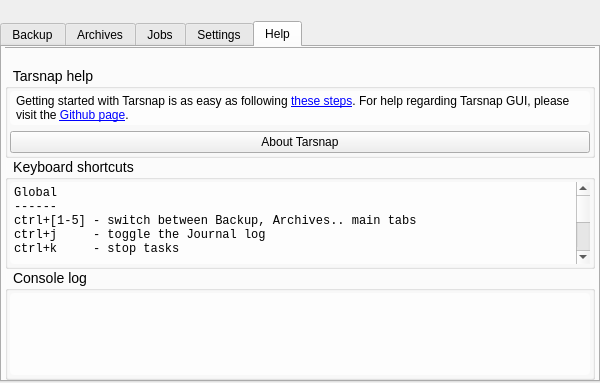
Tarsnap/tarsnap-gui, file forms/mainwindow.ui: the form before one commit; both pictures show x 0 to 600 and y 0 to 383 of the 600 by 600 pixel window.
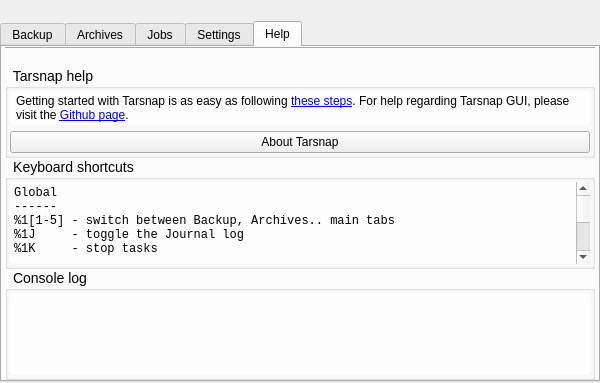
The form after the commit. The open tabs and pages were chosen to show the change. Icons and pictures are not drawn. Custom widgets are drawn as their Qt base class.

Commit message:
Hack to display the native meta key.
In Help -> Keyboard shortcuts.

Patch:
```diff
--- a/forms/mainwindow.ui
+++ b/forms/mainwindow.ui
@@ -2111,39 +2111,37 @@
                 <property name="plainText">
                  <string>Global
 ------
-ctrl+[1-5] - switch between Backup, Archives.. main tabs
-ctrl+j     - toggle the Journal log
-ctrl+k     - stop tasks
+%1[1-5] - switch between Backup, Archives.. main tabs
+%1J     - toggle the Journal log
+%1K     - stop tasks
 
 Backup tab
 ----------
-ctrl+o         - open the File Browser
-ctrl+backspace - clear the Backup list
-backspace      - remove selected items from the Backup list
+%1O         - open the File Browser
+%1backspace - clear the Backup list
+backspace   - remove selected items from the Backup list
 
 Archives tab
 ------------
-ctrl+r    - refresh the Archives list
-ctrl+i    - inspect selected Archive
-ctrl+s    - restore selected Archive
-ctrl+d    - delete selected Archive(s)
+%1R    - refresh the Archives list
+%1I    - inspect selected Archive
+%1S    - restore selected Archive
+%1D    - delete selected Archive(s)
 backspace - delete selected Archive(s)
-ctrl+f    - search the Archive list
+%1F    - search the Archive list
 
 Jobs tab
 --------
-ctrl+n    - add new Job
-ctrl+b    - execute backup for selected Jobs
-ctrl+i    - inspect selected Job
-ctrl+s    - restore selected Job
-ctrl+d    - delete selected Job
-ctrl+f    - search the Job list
+%1N    - add new Job
+%1B    - execute backup for selected Jobs
+%1I    - inspect selected Job
+%1S    - restore selected Job
+%1D    - delete selected Job
+%1F    - search the Job list
 
 Settings tab
 ------------
-ctrl+r - refresh Account Summary
-
-* ctrl is cmd key on OS X
+%1R - refresh Account Summary
 </string>
                 </property>
                </widget>
```
The commit also changes 1 other file.
